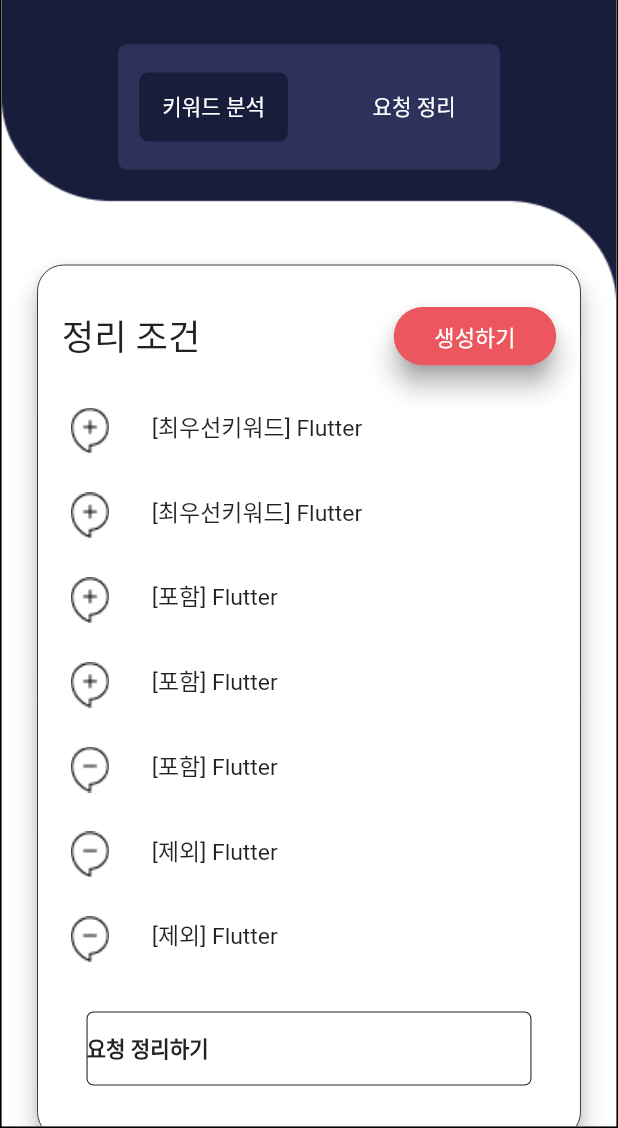
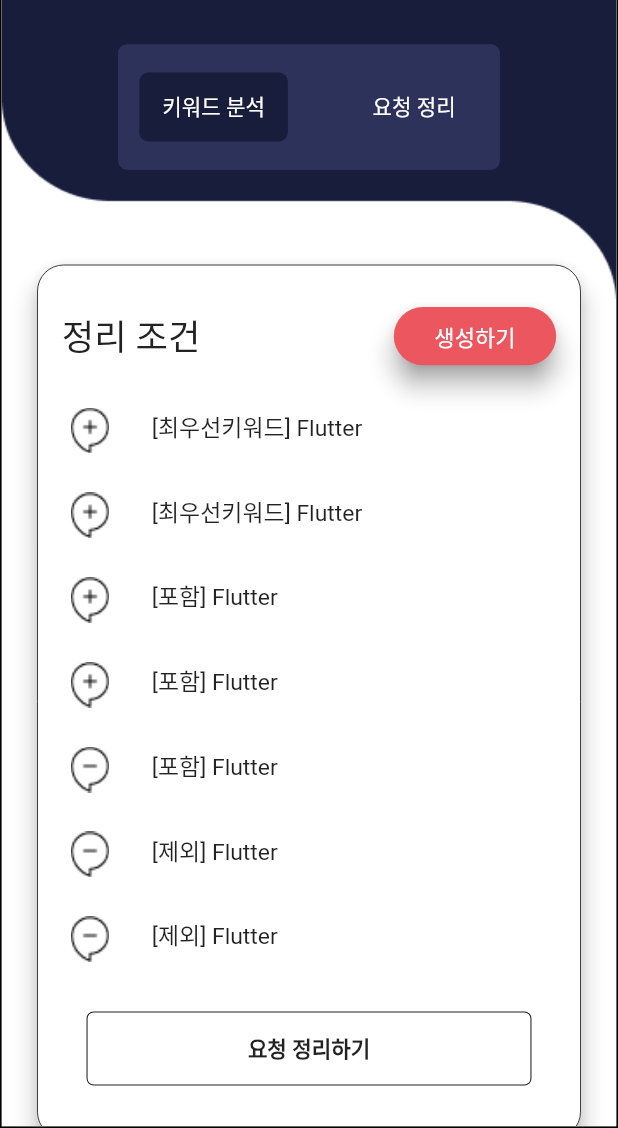
Before and after one commit to dev-tryit/sumgo-crawller-flutter, a Flutter app: the MainLayout screen opened directly, swiped to page 2, on a phone screen of 412 x 824 dp, the part 108-1236 px from its top. Run offline on Flutter 3.47's test engine with Material 2 defaults, Android fonts, the phone set to English and light mode, and no system bars; drawn by our look-alikes of flutter_bounce; our stand-ins replace adaptive_dialog, cloud_firestore, email_validator, firebase_auth, firebase_core, fl_chart and 9 more; missing offline and left inert: firedart, puppeteer, unsplash_client, window_manager; accounts and stored records are empty.

Commit message:
Bounce 완성

```diff
--- a/_code/lib/widget/MyWhiteButton.dart
+++ b/_code/lib/widget/MyWhiteButton.dart
@@ -23,16 +23,18 @@ class MyWhiteButton extends StatelessWidget {
             borderRadius: BorderRadius.circular(4),
           ),
           color: MyColors.white,
-          child: Padding(
+          child: Container(
+            alignment: Alignment.center,
             padding: const EdgeInsets.only(top: 12, bottom: 12),
             child: MyComponents.bounce(
               onPressed: onPressed,
               child: Text(
                 text,
                 style: MyFonts.gothicA1(
-                    color: MyColors.black,
-                    fontSize: 12,
-                    fontWeight: FontWeight.w600),
+                  color: MyColors.black,
+                  fontSize: 12,
+                  fontWeight: FontWeight.w600,
+                ),
               ),
             ),
           ),
```
